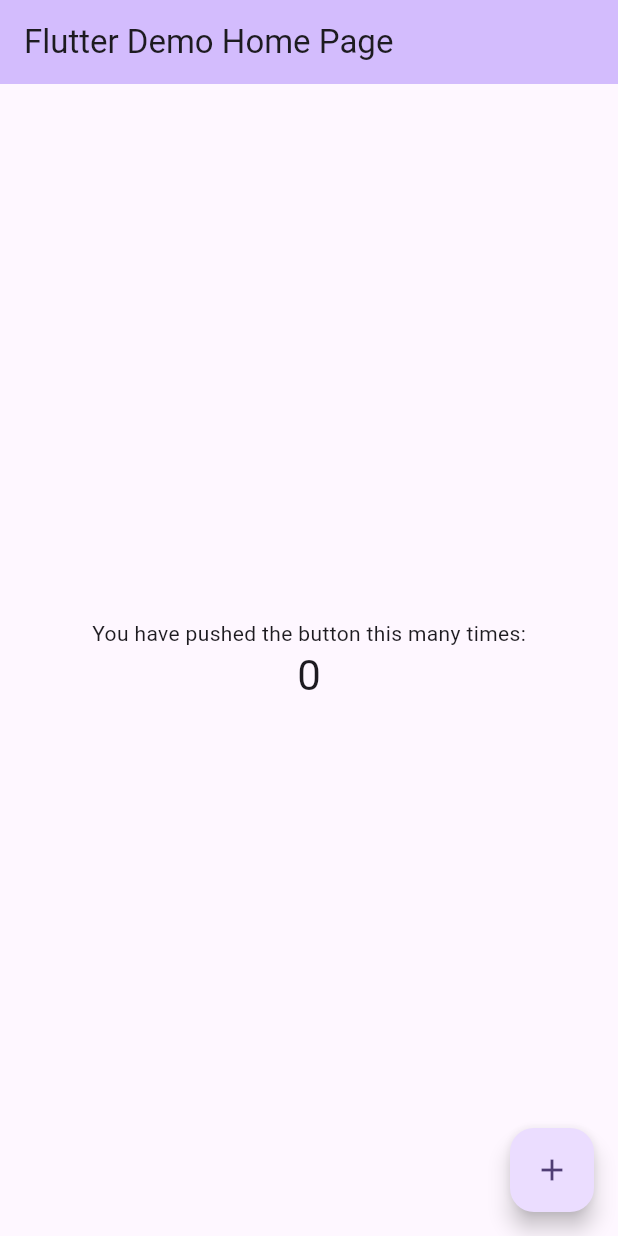
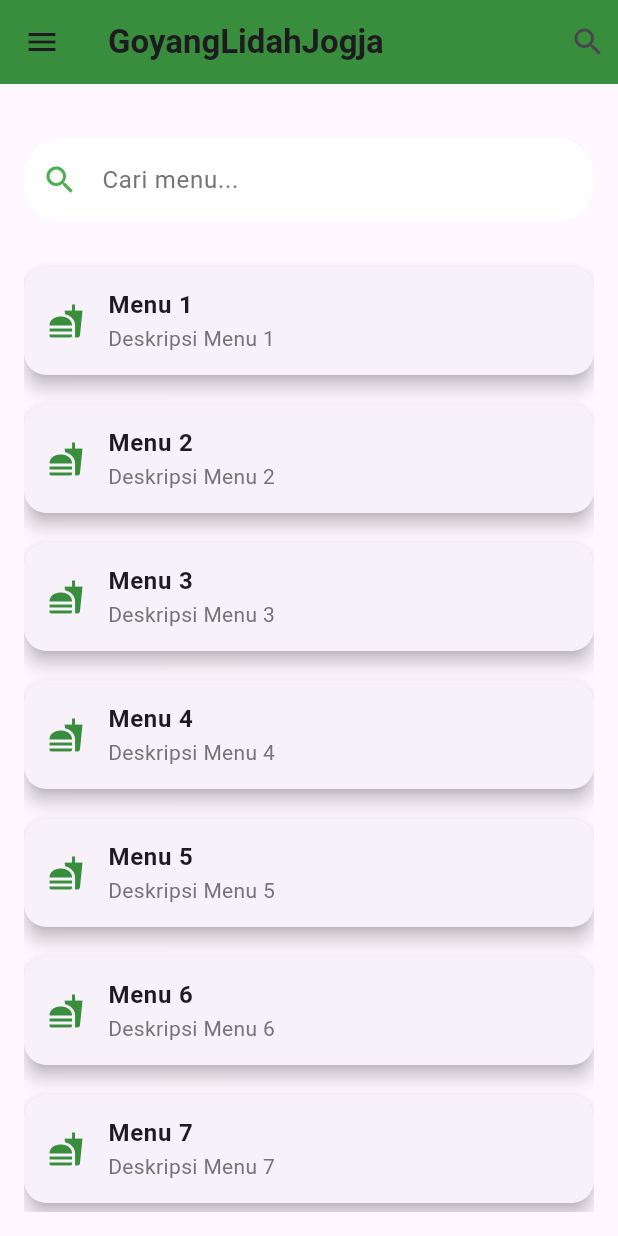
Before and after one commit to D-EZA-Kelompok5/goyang-lidah-jogja-mobile, a Flutter app: the screen it shows after launch, on a phone screen of 412 x 824 dp. Run offline on Flutter 3.47's test engine with Material 3 defaults, Android fonts, the light colour scheme and no system bars.

Commit message:
main page fix

```diff
--- a/lib/main.dart
+++ b/lib/main.dart
@@ -1,125 +1,131 @@
 import 'package:flutter/material.dart';
 
 void main() {
-  runApp(const MyApp());
+  runApp(MyApp());
 }
 
 class MyApp extends StatelessWidget {
-  const MyApp({super.key});
-
-  // This widget is the root of your application.
   @override
   Widget build(BuildContext context) {
     return MaterialApp(
-      title: 'Flutter Demo',
+      title: 'GoyangLidahJogja',
       theme: ThemeData(
-        // This is the theme of your application.
-        //
-        // TRY THIS: Try running your application with "flutter run". You'll see
-        // the application has a purple toolbar. Then, without quitting the app,
-        // try changing the seedColor in the colorScheme below to Colors.green
-        // and then invoke "hot reload" (save your changes or press the "hot
-        // reload" button in a Flutter-supported IDE, or press "r" if you used
-        // the command line to start the app).
-        //
-        // Notice that the counter didn't reset back to zero; the application
-        // state is not lost during the reload. To reset the state, use hot
-        // restart instead.
-        //
-        // This works for code too, not just values: Most code changes can be
-        // tested with just a hot reload.
-        colorScheme: ColorScheme.fromSeed(seedColor: Colors.deepPurple),
-        useMaterial3: true,
+        primarySwatch: Colors.green, // Tema hijau
+        visualDensity: VisualDensity.adaptivePlatformDensity,
       ),
-      home: const MyHomePage(title: 'Flutter Demo Home Page'),
+      home: MyHomePage(),
     );
   }
 }
 
 class MyHomePage extends StatefulWidget {
-  const MyHomePage({super.key, required this.title});
-
-  // This widget is the home page of your application. It is stateful, meaning
-  // that it has a State object (defined below) that contains fields that affect
-  // how it looks.
-
-  // This class is the configuration for the state. It holds the values (in this
-  // case the title) provided by the parent (in this case the App widget) and
-  // used by the build method of the State. Fields in a Widget subclass are
-  // always marked "final".
-
-  final String title;
-
   @override
-  State<MyHomePage> createState() => _MyHomePageState();
+  _MyHomePageState createState() => _MyHomePageState();
 }
 
 class _MyHomePageState extends State<MyHomePage> {
-  int _counter = 0;
-
-  void _incrementCounter() {
-    setState(() {
-      // This call to setState tells the Flutter framework that something has
-      // changed in this State, which causes it to rerun the build method below
-      // so that the display can reflect the updated values. If we changed
-      // _counter without calling setState(), then the build method would not be
-      // called again, and so nothing would appear to happen.
-      _counter++;
-    });
-  }
+  TextEditingController _searchController = TextEditingController();
 
   @override
   Widget build(BuildContext context) {
-    // This method is rerun every time setState is called, for instance as done
-    // by the _incrementCounter method above.
-    //
-    // The Flutter framework has been optimized to make rerunning build methods
-    // fast, so that you can just rebuild anything that needs updating rather
-    // than having to individually change instances of widgets.
     return Scaffold(
       appBar: AppBar(
-        // TRY THIS: Try changing the color here to a specific color (to
-        // Colors.amber, perhaps?) and trigger a hot reload to see the AppBar
-        // change color while the other colors stay the same.
-        backgroundColor: Theme.of(context).colorScheme.inversePrimary,
-        // Here we take the value from the MyHomePage object that was created by
-        // the App.build method, and use it to set our appbar title.
-        title: Text(widget.title),
+        title: Text('GoyangLidahJogja', style: TextStyle(fontWeight: FontWeight.bold)),
+        backgroundColor: Colors.green[700], // AppBar dengan hijau lebih gelap
+        actions: [
+          Padding(
+            padding: const EdgeInsets.all(8.0),
+            child: Icon(Icons.search),
+          ),
+        ],
       ),
-      body: Center(
-        // Center is a layout widget. It takes a single child and positions it
-        // in the middle of the parent.
+      drawer: Drawer(
+        child: Container(
+          color: Colors.green[50], // Background Drawer lebih soft hijau
+          child: ListView(
+            padding: EdgeInsets.zero,
+            children: <Widget>[
+              UserAccountsDrawerHeader(
+                accountName: Text('Nama Pengguna', style: TextStyle(fontSize: 20, fontWeight: FontWeight.bold)),
+                accountEmail: Text('email@domain.com', style: TextStyle(fontSize: 14)),
+                currentAccountPicture: CircleAvatar(
+                  backgroundColor: Colors.white,
+                  child: Icon(Icons.person, size: 50, color: Colors.green[700]),
+                ),
+              ),
+              ListTile(
+                leading: Icon(Icons.login, color: Colors.green[700]),
+                title: Text('Login', style: TextStyle(color: Colors.green[700])),
+                onTap: () {
+                  // Aksi untuk login
+                },
+              ),
+              ListTile(
+                leading: Icon(Icons.settings, color: Colors.green[700]),
+                title: Text('Settings', style: TextStyle(color: Colors.green[700])),
+                onTap: () {
+                  // Aksi untuk pengaturan
+                },
+              ),
+              ListTile(
+                leading: Icon(Icons.help, color: Colors.green[700]),
+                title: Text('Help', style: TextStyle(color: Colors.green[700])),
+                onTap: () {
+                  // Aksi untuk bantuan
+                },
+              ),
+            ],
+          ),
+        ),
+      ),
+      body: Padding(
+        padding: const EdgeInsets.all(16.0),
         child: Column(
-          // Column is also a layout widget. It takes a list of children and
-          // arranges them vertically. By default, it sizes itself to fit its
-          // children horizontally, and tries to be as tall as its parent.
-          //
-          // Column has various properties to control how it sizes itself and
-          // how it positions its children. Here we use mainAxisAlignment to
-          // center the children vertically; the main axis here is the vertical
-          // axis because Columns are vertical (the cross axis would be
-          // horizontal).
-          //
-          // TRY THIS: Invoke "debug painting" (choose the "Toggle Debug Paint"
-          // action in the IDE, or press "p" in the console), to see the
-          // wireframe for each widget.
-          mainAxisAlignment: MainAxisAlignment.center,
-          children: <Widget>[
-            const Text(
-              'You have pushed the button this many times:',
+          crossAxisAlignment: CrossAxisAlignment.start,
+          children: [
+            // Search Bar
+            Container(
+              margin: EdgeInsets.symmetric(vertical: 20),
+              child: TextField(
+                controller: _searchController,
+                decoration: InputDecoration(
+                  hintText: 'Cari menu...',
+                  hintStyle: TextStyle(color: Colors.grey.shade600),
+                  prefixIcon: Icon(Icons.search, color: Colors.green),
+                  filled: true,
+                  fillColor: Colors.white,
+                  border: OutlineInputBorder(
+                    borderRadius: BorderRadius.circular(25),
+                    borderSide: BorderSide.none,
+                  ),
+                  contentPadding: EdgeInsets.all(16),
+                ),
+              ),
             ),
-            Text(
-              '$_counter',
-              style: Theme.of(context).textTheme.headlineMedium,
+            // Konten Utama (misal daftar menu)
+            Expanded(
+              child: ListView.builder(
+                itemCount: 10, // Misalnya ada 10 menu
+                itemBuilder: (context, index) {
+                  return Card(
+                    margin: EdgeInsets.symmetric(vertical: 10),
+                    shape: RoundedRectangleBorder(borderRadius: BorderRadius.circular(15)),
+                    elevation: 5,
+                    child: ListTile(
+                      leading: Icon(Icons.fastfood, color: Colors.green[700]),
+                      title: Text('Menu ${index + 1}', style: TextStyle(fontWeight: FontWeight.bold)),
+                      subtitle: Text('Deskripsi Menu ${index + 1}', style: TextStyle(color: Colors.grey.shade600)),
+                      onTap: () {
+                        // Aksi saat menu dipilih
+                      },
+                    ),
+                  );
+                },
+              ),
             ),
           ],
         ),
       ),
-      floatingActionButton: FloatingActionButton(
-        onPressed: _incrementCounter,
-        tooltip: 'Increment',
-        child: const Icon(Icons.add),
-      ), // This trailing comma makes auto-formatting nicer for build methods.
     );
   }
 }
```
